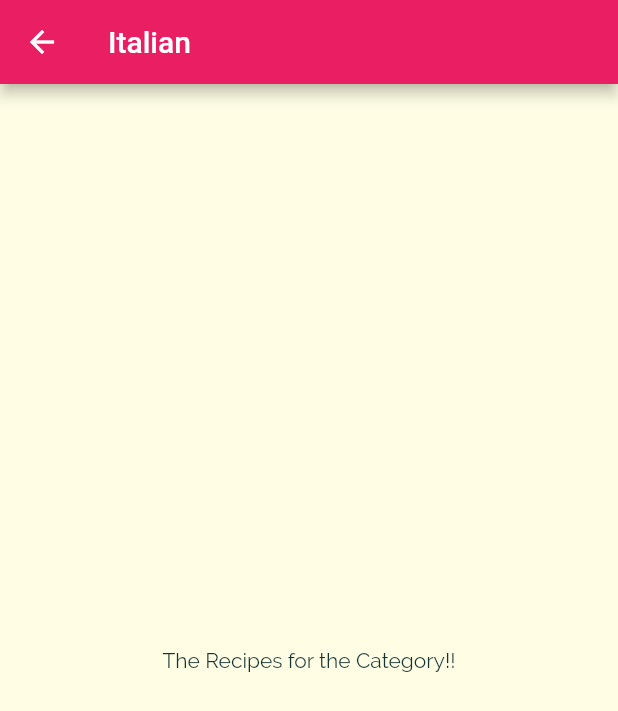
After one commit to uzairafridi00/flutter-learning, a Flutter app: the screen it shows after launch, after a tap on "Italian", on a phone screen of 412 x 824 dp. The commit adds this screen. Shown: the top 711 px of the screen. Run offline on Flutter 3.47's test engine with Material 2 defaults, Android fonts, the light colour scheme and no system bars; missing offline and left inert: dart:ffi.

Commit message:
Data passing to meal screen

```diff
--- a/Flutter Notes/Notes/Navigation & Multiple Screens/Navigation & Screens.txt
+++ b/Flutter Notes/Notes/Navigation & Multiple Screens/Navigation & Screens.txt
@@ -38,4 +38,39 @@ __________________________________________________________________________
 
 			NAVIGATION to A NEW SCREEN
 
-	//
+
+Navigator.of(context)       // This is a flutter class which takes the context argument
+			    // with push and pop values
+
+
+	// When we Navigate between pages we manage the pages as Stack of Pages
+	// Pages are managed as Stack
+
+	// We remove and add pages on Stack.
+	// push and pop the page on Stack and Top-most page is visible
+
+
+	// Final Code
+
+
+
+	// Here we used "_"
+	// because when we don't need the context we just passed this
+
+
+
+void selectCategory(BuildContext ctx) {
+    Navigator.of(ctx).push(MaterialPageRoute(builder: (_) {
+      return CategoriesMealsScreen();
+    },),);
+  }
+
+
+		// When passing to the Widget
+
+onTap: () => selectCategory(context)
+
+
+
+__________________________________________________________________________
+==========================================================================
--- a/Flutter Notes/Notes/Navigation & Multiple Screens/Widgets.txt
+++ b/Flutter Notes/Notes/Navigation & Multiple Screens/Widgets.txt
@@ -10,3 +10,20 @@ GridView().builder    // has the builder function which helps in dynamic listing
 
 
 GridView()  	   // When you know the fix lenght of Listing.
+
+
+_____________________________________________________
+=====================================================
+
+
+
+GestureDetector()     // Creates a widget that detects gestures.
+
+InkWell()           // Creates an ink well widget with Splash animation on screen
+
+
+	// The above two widgets take onTap and other screen tapping properties
+	// We can use them to get the gestures detection of user on screen
+
+_____________________________________________________
+=====================================================
--- /dev/null
+++ b/Flutter Projects/meal_app/lib/categories_meal_screen.dart
@@ -0,0 +1,19 @@
+import 'package:flutter/material.dart';
+
+class CategoriesMealsScreen extends StatelessWidget {
+  final String categoryId;
+  final String categoryTitle;
+
+  const CategoriesMealsScreen(
+      {super.key, required this.categoryId, required this.categoryTitle});
+
+  @override
+  Widget build(BuildContext context) {
+    return Scaffold(
+      appBar: AppBar(
+        title: Text(categoryTitle),
+      ),
+      body: const Center(child: Text('The Recipes for the Category!!')),
+    );
+  }
+}
--- a/Flutter Projects/meal_app/lib/categories_screen.dart
+++ b/Flutter Projects/meal_app/lib/categories_screen.dart
@@ -4,7 +4,6 @@ import './dummy_data.dart';
 import 'category_item.dart';
 
 class CategoriesScreen extends StatelessWidget {
-
   @override
   Widget build(BuildContext context) {
     return Scaffold(
@@ -20,8 +19,8 @@ class CategoriesScreen extends StatelessWidget {
           mainAxisSpacing: 20,
         ),
         children: DUMMY_CATEGORIES
-            .map((catData) =>
-                CategoryItem(title: catData.title, color: catData.color))
+            .map((catData) => CategoryItem(
+                id: catData.id, title: catData.title, color: catData.color))
             .toList(),
       ),
     );
--- a/Flutter Projects/meal_app/lib/category_item.dart
+++ b/Flutter Projects/meal_app/lib/category_item.dart
@@ -1,14 +1,32 @@
 import 'package:flutter/material.dart';
 
+import './categories_meal_screen.dart';
+
 class CategoryItem extends StatelessWidget {
+  final String id;
   final String title;
   final Color color;
 
-  const CategoryItem({super.key, required this.title, required this.color});
+  const CategoryItem(
+      {super.key, required this.id, required this.title, required this.color});
+
+  void selectCategory(BuildContext ctx) {
+    Navigator.of(ctx).push(
+      MaterialPageRoute(
+        builder: (_) {
+          return CategoriesMealsScreen(categoryId: id, categoryTitle: title);
+        },
+      ),
+    );
+  }
 
   @override
   Widget build(BuildContext context) {
-    return Container(
+    return InkWell(
+      onTap: () => selectCategory(context),
+      splashColor: Theme.of(context).primaryColor,
+      borderRadius: BorderRadius.circular(15),
+      child: Container(
         padding: const EdgeInsets.all(15),
         decoration: BoxDecoration(
           gradient: LinearGradient(
@@ -17,7 +35,11 @@ class CategoryItem extends StatelessWidget {
               end: Alignment.bottomRight),
           borderRadius: BorderRadius.circular(15),
         ),
-      child: Text(title, style: Theme.of(context).textTheme.titleMedium,),
+        child: Text(
+          title,
+          style: Theme.of(context).textTheme.titleMedium,
+        ),
+      ),
     );
   }
 }
```
Also changed, not shown: Flutter Notes/Notes/Navigation & Multiple Screens/Screen Navigation.png (added). Lines whose indentation alone changed are shown as unchanged.
